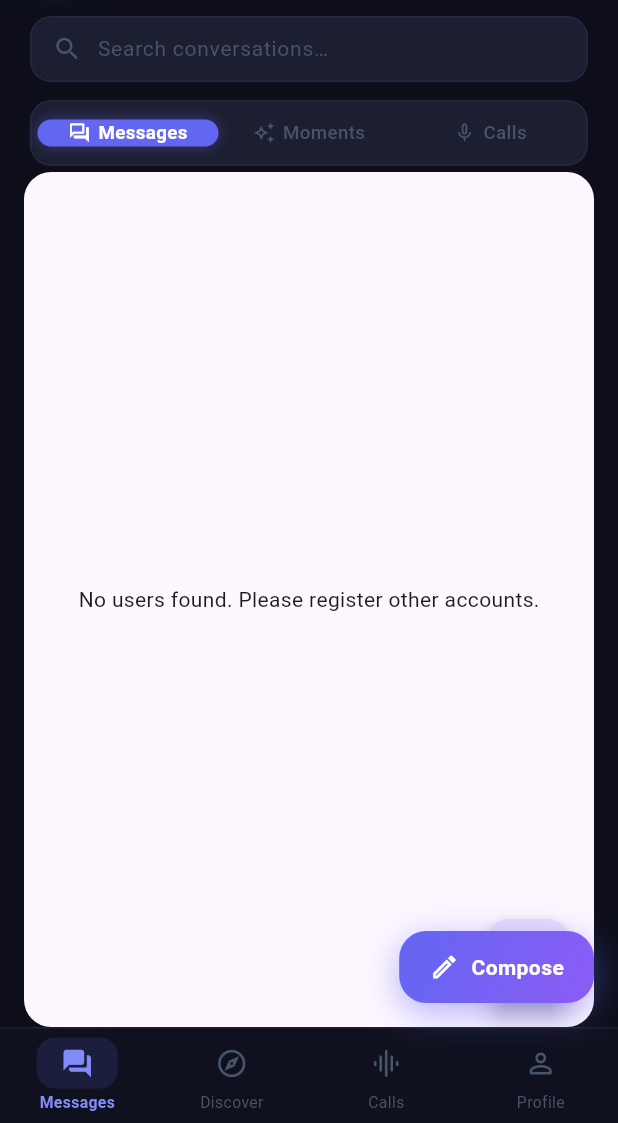
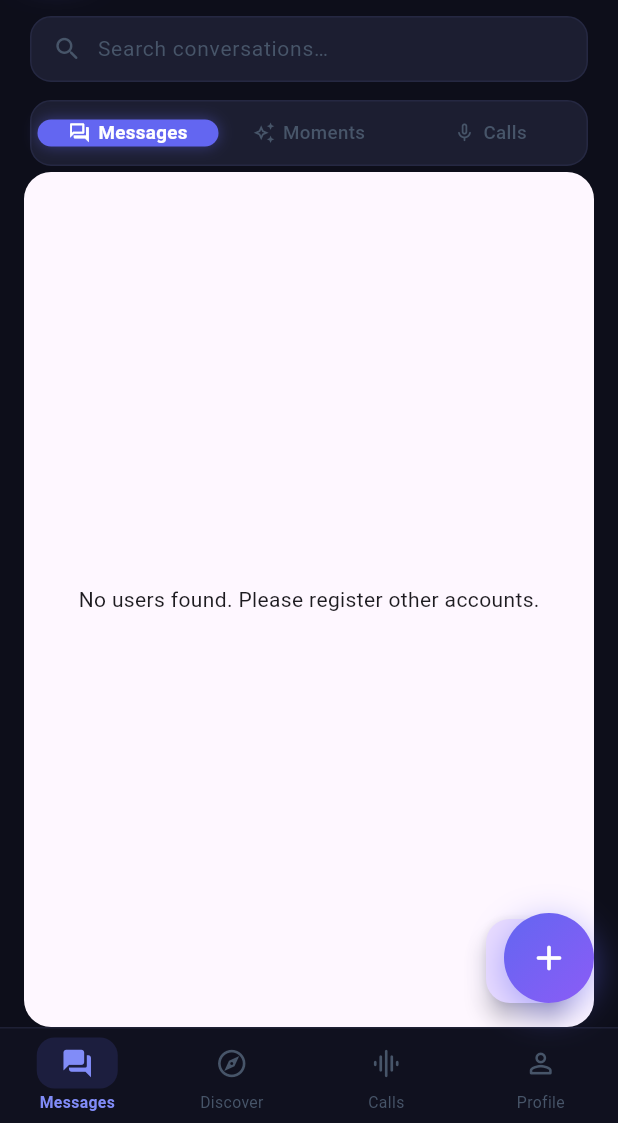
Before and after one commit to JMNaveeth/Multilingual_App, a Flutter app: the HomeScreen screen opened by its route, on a phone screen of 412 x 824 dp, the part 113-1236 px from its top. Run offline on Flutter 3.47's test engine with Material 3 defaults, Android fonts, the phone set to English and light mode, and no system bars; our stand-ins replace file_picker, flutter_contacts, flutter_dotenv, flutter_riverpod, geocoding, geolocator and 7 more; missing offline and left inert: flutter_webrtc, record; accounts and stored records are empty.

Commit message:
rename Compose FAB to Add FAB and update its design for improved usability

```diff
--- a/lib/screens/home_screen.dart
+++ b/lib/screens/home_screen.dart
@@ -85,7 +85,7 @@ class _HomeScreenState extends ConsumerState<HomeScreen>
         child: _buildBody(),
       ),
       bottomNavigationBar: _buildBottomNav(),
-      floatingActionButton: _bottomIndex == 0 ? _buildComposeFAB() : null,
+      floatingActionButton: _bottomIndex == 0 ? _buildAddFAB() : null,
     );
   }
 
@@ -350,10 +350,10 @@ class _HomeScreenState extends ConsumerState<HomeScreen>
     }
   }
 
-  // ── Compose FAB ───────────────────────────────────────────────────────────
-  Widget _buildComposeFAB() => Container(
+  // ── Add FAB ───────────────────────────────────────────────────────────────
+  Widget _buildAddFAB() => Container(
         decoration: BoxDecoration(
-          borderRadius: BorderRadius.circular(18),
+          shape: BoxShape.circle,
           gradient: const LinearGradient(
             colors: [_N.indigo, _N.violet],
             begin: Alignment.topLeft,
@@ -370,24 +370,11 @@ class _HomeScreenState extends ConsumerState<HomeScreen>
         child: Material(
           color: Colors.transparent,
           child: InkWell(
-            borderRadius: BorderRadius.circular(18),
+            customBorder: const CircleBorder(),
             onTap: _openNewChat,
             child: const Padding(
-              padding: EdgeInsets.symmetric(horizontal: 20, vertical: 14),
-              child: Row(
-                mainAxisSize: MainAxisSize.min,
-                children: [
-                  Icon(Icons.edit_outlined, color: Colors.white, size: 20),
-                  SizedBox(width: 8),
-                  Text('Compose',
-                      style: TextStyle(
-                        color: Colors.white,
-                        fontWeight: FontWeight.w700,
-                        fontSize: 14,
-                        letterSpacing: 0.3,
-                      )),
-                ],
-              ),
+              padding: EdgeInsets.all(16),
+              child: Icon(Icons.add_rounded, color: Colors.white, size: 28),
             ),
           ),
         ),
```
